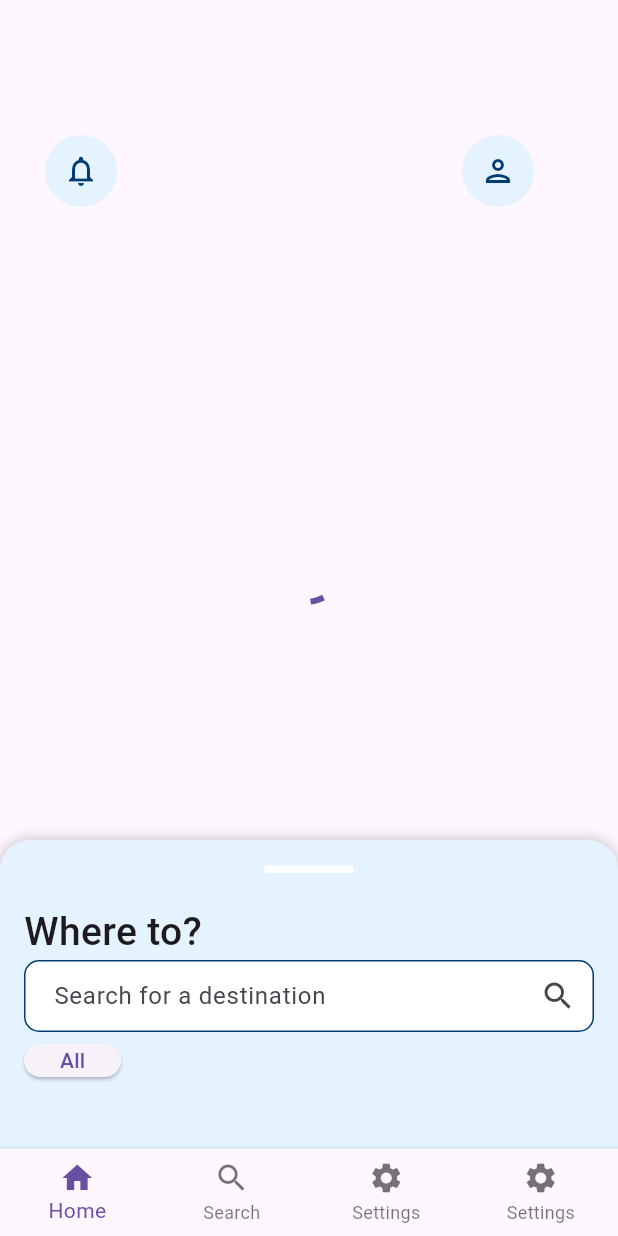
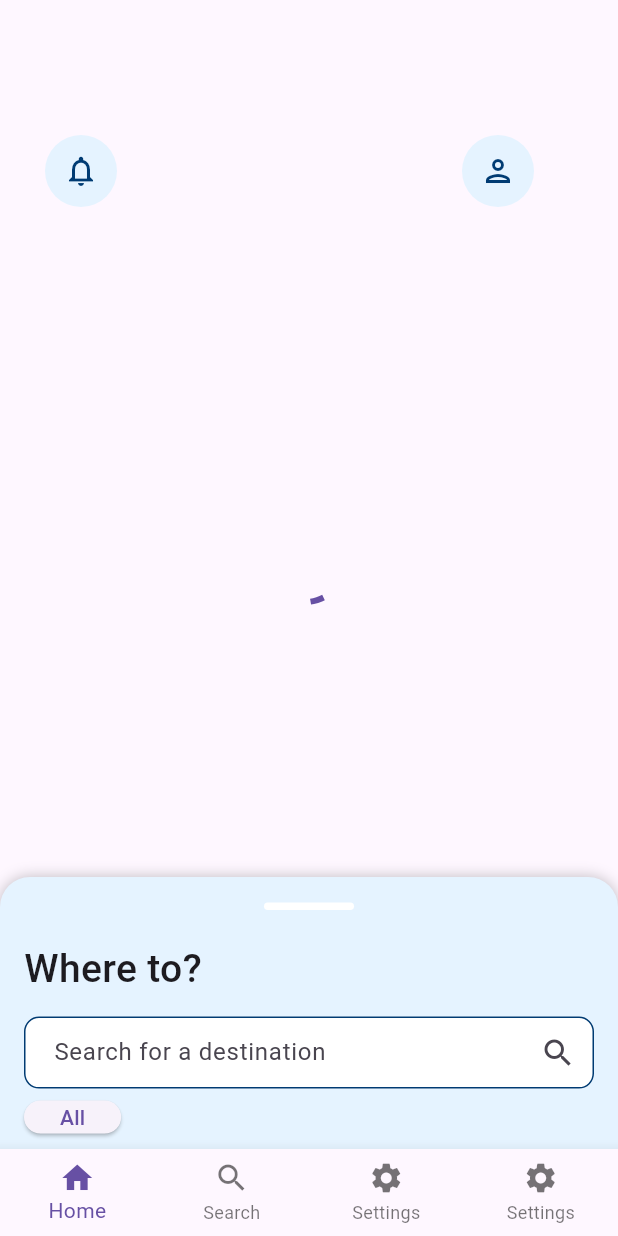
Before and after one commit to void018/path, a Flutter app: the screen it shows after launch, on a phone screen of 412 x 824 dp. Run offline on Flutter 3.47's test engine with Material 3 defaults, Android fonts, the phone set to English and light mode, and no system bars; drawn by our look-alikes of sliding_up_panel; our stand-ins replace flutter_map, latlong2, location; missing offline and left inert: flutter_map_location_marker, flutter_polyline_points.

Commit message:
panel layout adjusted

```diff
--- a/lib/Navgation Bar/home_nav.dart
+++ b/lib/Navgation Bar/home_nav.dart
@@ -15,7 +15,7 @@ class _HomeNavState extends State<HomeNav> {
 
   @override
   Widget build(BuildContext context) {
-    final double PanelHeightClosed = MediaQuery.of(context).size.height * 0.25;
+    final double PanelHeightClosed = MediaQuery.of(context).size.height * 0.22;
     final double PanelHeightOpen = MediaQuery.of(context).size.height * 1.0;
     return Scaffold(
       body: Stack(
--- a/lib/custom_widgets/Sliding Up Panel/panel_widget.dart
+++ b/lib/custom_widgets/Sliding Up Panel/panel_widget.dart
@@ -26,9 +26,12 @@ class PanelWidget extends StatelessWidget {
             child: Column(
               crossAxisAlignment: CrossAxisAlignment.start,
               children: [
-                Text(
-                  'Where to?',
-                  style: TextStyle(fontSize: 26, fontWeight: FontWeight.w500),
+                Container(
+                  padding: EdgeInsets.fromLTRB(0, 0, 0, 13),
+                  child: Text(
+                    'Where to?',
+                    style: TextStyle(fontSize: 26, fontWeight: FontWeight.w500),
+                  ),
                 ),
                 /*
 
```
Also changed, not shown: lib/Navgation Bar/favorites_nav.dart (+14 -0 lines), lib/Navgation Bar/routes_nav.dart (+14 -0 lines), lib/Navgation Bar/tickets_nav.dart (+14 -0 lines).
